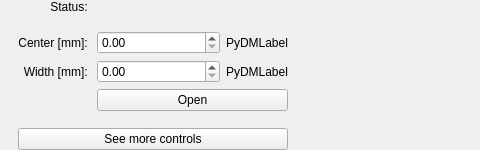
Before: the Qt Designer form pyqt-apps/siriushla/as_di_slits/ui_tb_ap_slitvmon.ui in lnls-sirius/hla, drawn with Qt 5.
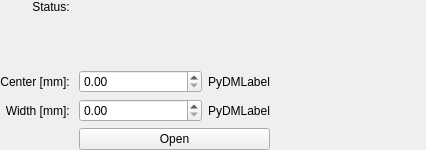
After: the same form once the commit is applied. Custom widgets are drawn as their Qt base class.

Commit message: Slit.ENH: change layout to reduce widgets size

Patch:
```diff
--- a/pyqt-apps/siriushla/as_di_slits/ui_tb_ap_slitvmon.ui
+++ b/pyqt-apps/siriushla/as_di_slits/ui_tb_ap_slitvmon.ui
@@ -6,7 +6,7 @@
    <rect>
     <x>0</x>
     <y>0</y>
-    <width>480</width>
+    <width>426</width>
     <height>150</height>
    </rect>
   </property>
@@ -18,7 +18,7 @@
   </property>
   <property name="minimumSize">
    <size>
-    <width>480</width>
+    <width>0</width>
     <height>0</height>
    </size>
   </property>
@@ -31,11 +31,6 @@
   <property name="windowTitle">
    <string>Form</string>
   </property>
-  <property name="styleSheet">
-   <string notr="true">#CentralWidget{
-min-width:32em;
-}</string>
-  </property>
   <layout class="QGridLayout" name="gridLayout">
    <property name="leftMargin">
     <number>0</number>
@@ -51,6 +46,12 @@
    </property>
    <item row="0" column="0">
     <widget class="QWidget" name="widget_controls" native="true">
+     <property name="sizePolicy">
+      <sizepolicy hsizetype="Maximum" vsizetype="Preferred">
+       <horstretch>0</horstretch>
+       <verstretch>0</verstretch>
+      </sizepolicy>
+     </property>
      <property name="minimumSize">
       <size>
        <width>270</width>
@@ -125,7 +126,7 @@
         <property name="sizeHint" stdset="0">
          <size>
           <width>20</width>
-          <height>20</height>
+          <height>10</height>
          </size>
         </property>
        </spacer>
@@ -336,41 +337,6 @@
         </item>
        </layout>
       </item>
-      <item row="5" column="0">
-       <spacer name="verticalSpacer">
-        <property name="orientation">
-         <enum>Qt::Vertical</enum>
-        </property>
-        <property name="sizeType">
-         <enum>QSizePolicy::Expanding</enum>
-        </property>
-        <property name="sizeHint" stdset="0">
-         <size>
-          <width>20</width>
-          <height>20</height>
-         </size>
-        </property>
-       </spacer>
-      </item>
-      <item row="6" column="0" colspan="2">
-       <widget class="QPushButton" name="pb_details">
-        <property name="minimumSize">
-         <size>
-          <width>0</width>
-          <height>0</height>
-         </size>
-        </property>
-        <property name="maximumSize">
-         <size>
-          <width>16777215</width>
-          <height>16777215</height>
-         </size>
-        </property>
-        <property name="text">
-         <string>See more controls</string>
-        </property>
-       </widget>
-      </item>
       <item row="4" column="1">
        <widget class="PyDMPushButton" name="PyDMPushButton">
         <property name="sizePolicy">
```
The commit also changes 2 other files.
